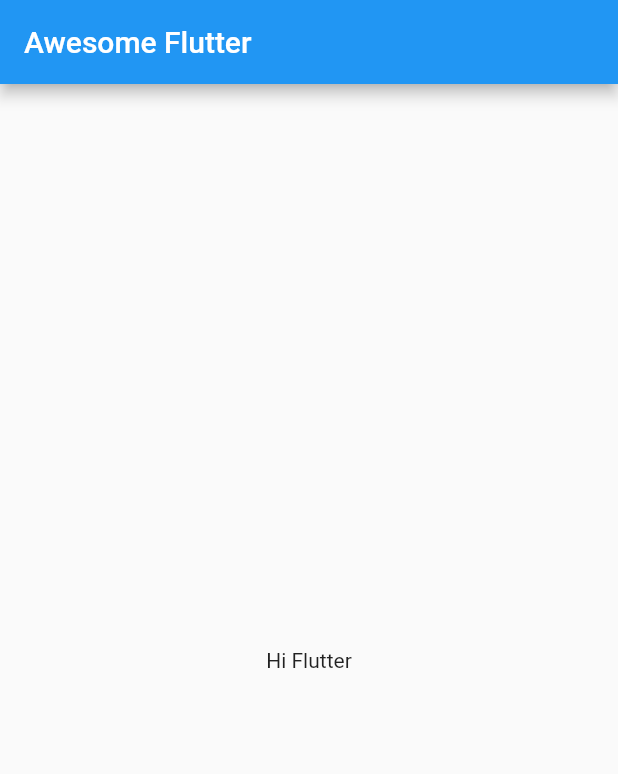
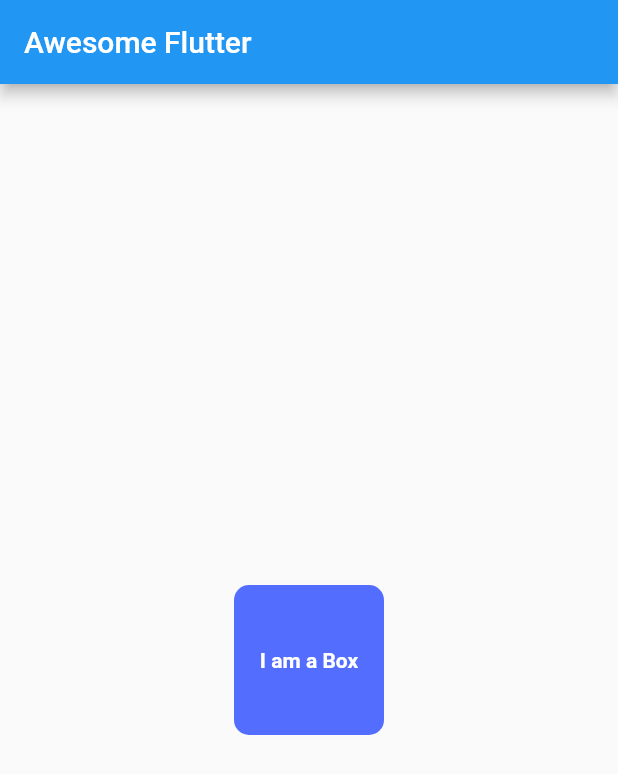
Before and after one commit to devsam07/Flutter, a Flutter app: the screen it shows after launch, on a phone screen of 412 x 824 dp. Shown: the top 774 px of the screen. Run offline on Flutter 3.47's test engine with Material 2 defaults, Android fonts, the phone set to English and light mode, and no system bars.

Commit message:
2nd Chapter

```diff
--- a/lib/main.dart
+++ b/lib/main.dart
@@ -15,7 +15,19 @@ class HomePage extends StatelessWidget {
         title: Text("Awesome Flutter"),
       ),
       body: Container(
-        child: Center(child: Text("Hi Flutter")),
+        child: Center(child:
+        Container(
+          padding: const EdgeInsets.all(15),
+          alignment: Alignment.center,
+          //color: Colors.indigoAccent,
+          decoration: BoxDecoration(
+            borderRadius: BorderRadius.circular(10),
+            //shape: BoxShape.circle,
+            color: Colors.indigoAccent),
+          width: 100,
+          height: 100,
+          child: Text("I am a Box",textAlign: TextAlign.center, style: TextStyle(color: Colors.white, fontWeight: FontWeight.bold, fontSize: 14),),
+        )),
       ),
     );
   }
```
